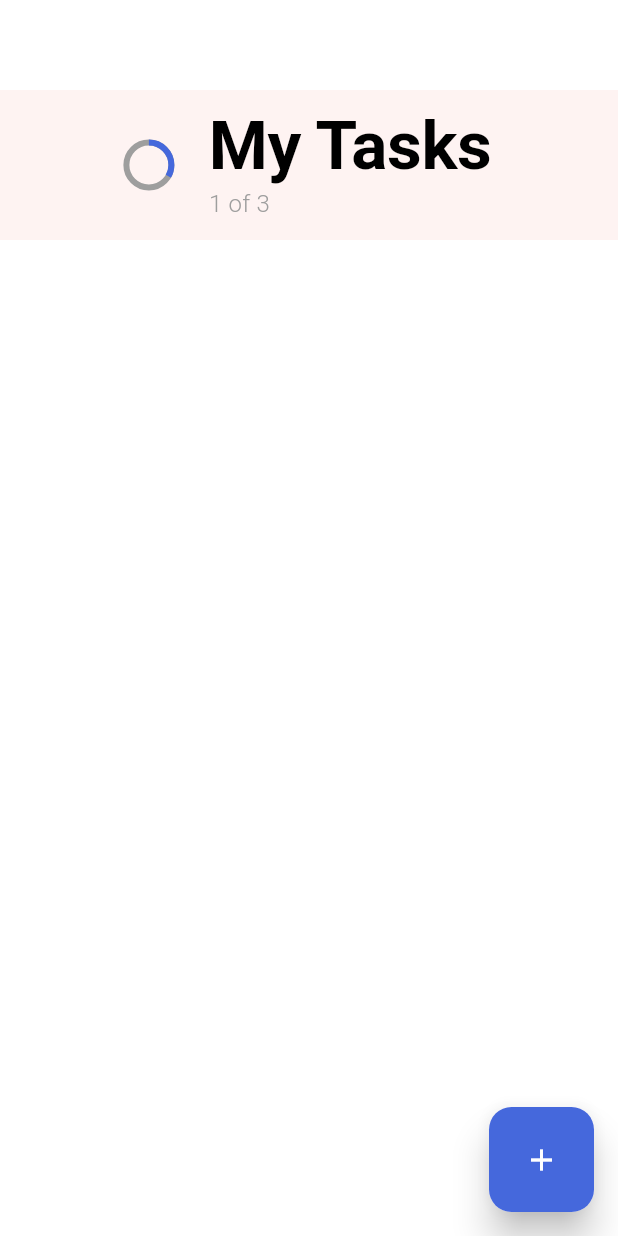
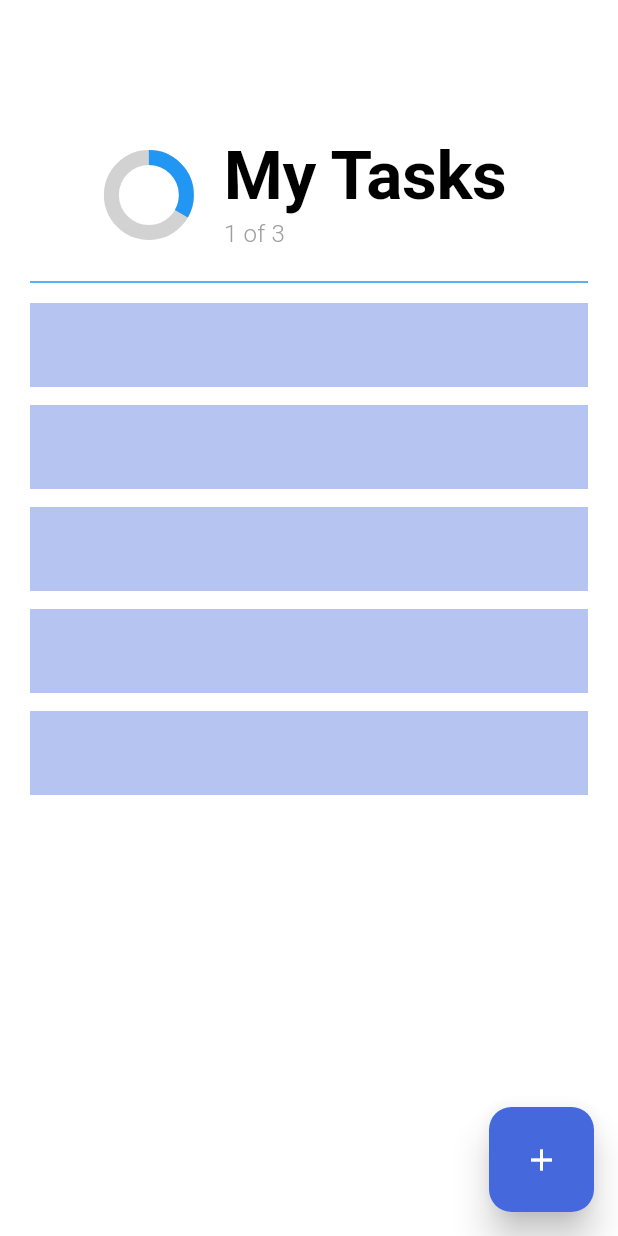
Before and after one commit to Maopos/Tasks-Flutter, a Flutter app: the screen it shows after launch, on a phone screen of 412 x 824 dp. Run offline on Flutter 3.47's test engine with Material 3 defaults, Android fonts, the phone set to English and light mode, and no system bars; missing offline and left inert: ftoast, panara_dialogs.

Commit message:
refactor(home): extract app bar widget and improve home view layout
- Extract HomeAppBar into a separate widget file for better code organization
- Add task list view with animated containers in home view
- Adjust floating action button placement
- Remove unused imports and clean up code structure

```diff
--- a/lib/views/home/home_view.dart
+++ b/lib/views/home/home_view.dart
@@ -1,8 +1,7 @@
 import 'package:flutter/material.dart';
-import 'package:tasks/extensions/space_ext.dart';
 import 'package:tasks/utils/app_colors.dart';
-import 'package:tasks/utils/app_strings.dart';
 import 'package:tasks/views/home/widget/add_task_button.dart';
+import 'package:tasks/views/home/widget/app_bar.dart';
 
 class HomeView extends StatefulWidget {
   const HomeView({super.key});
@@ -17,9 +16,9 @@ class _HomeViewState extends State<HomeView> {
     return Scaffold(
       backgroundColor: Colors.white,
 
+      body: HomeBody(),
+
       floatingActionButton: AddTaskButton(),
-
-      body: HomeBody(),
     );
   }
 }
@@ -38,48 +37,27 @@ class HomeBody extends StatelessWidget {
       child: Column(
         children: [
           HomeAppBar(textTheme: textTheme),
-        ],
-      ),
-    );
-  }
-}
-
-class HomeAppBar extends StatelessWidget {
-  const HomeAppBar({
-    super.key,
-    required this.textTheme,
-  });
-
-  final TextTheme textTheme;
-
-  @override
-  Widget build(BuildContext context) {
-    return Container(
-      margin: EdgeInsets.only(top: 60),
-      width: double.infinity,
-      height: 100,
-      color: const Color.fromARGB(16, 244, 67, 54),
-      child: Row(
-        mainAxisAlignment: MainAxisAlignment.center,
-        children: [
+          Padding(
+            padding: const EdgeInsets.symmetric(horizontal: 20.0),
+            child: Divider(color: Colors.blue),
+          ),
           SizedBox(
-            height: 30,
-            width: 30,
-            child: CircularProgressIndicator(
-              value: 1 / 3,
-              backgroundColor: Colors.grey,
-              valueColor: AlwaysStoppedAnimation(AppColors.primaryColor),
+            width: double.infinity,
+            height: 745,
+            child: ListView.builder(
+              itemCount: 5,
+              scrollDirection: Axis.vertical,
+              itemBuilder: (context, index) {
+                return AnimatedContainer(
+                  margin: EdgeInsets.symmetric(horizontal: 20, vertical: 6),
+                  decoration: BoxDecoration(
+                    color: AppColors.primaryColor.withAlpha(100),
+                  ),
+                  duration: const Duration(milliseconds: 600),
+                  child: ListTile(),
+                );
+              },
             ),
-          ),
-          25.w,
-          Column(
-            mainAxisAlignment: MainAxisAlignment.center,
-            crossAxisAlignment: CrossAxisAlignment.start,
-            children: [
-              Text(AppStrings.mainTitle, style: textTheme.displayLarge),
-              3.h,
-              Text("1 of 3", style: textTheme.titleMedium),
-            ],
           ),
         ],
       ),
--- /dev/null
+++ b/lib/views/home/widget/app_bar.dart
@@ -0,0 +1,43 @@
+import 'package:flutter/material.dart';
+import 'package:tasks/extensions/space_ext.dart';
+import 'package:tasks/utils/app_strings.dart';
+
+class HomeAppBar extends StatelessWidget {
+  const HomeAppBar({super.key, required this.textTheme});
+
+  final TextTheme textTheme;
+
+  @override
+  Widget build(BuildContext context) {
+    return Container(
+      margin: EdgeInsets.only(top: 80),
+      width: double.infinity,
+      height: 100,
+      child: Row(
+        mainAxisAlignment: MainAxisAlignment.center,
+        children: [
+          SizedBox(
+            height: 50,
+            width: 50,
+            child: CircularProgressIndicator(
+              value: 1 / 3,
+              backgroundColor: const Color.fromARGB(255, 210, 210, 210),
+              valueColor: AlwaysStoppedAnimation(Colors.blue),
+              strokeWidth: 10,
+            ),
+          ),
+          25.w,
+          Column(
+            mainAxisAlignment: MainAxisAlignment.center,
+            crossAxisAlignment: CrossAxisAlignment.start,
+            children: [
+              Text(AppStrings.mainTitle, style: textTheme.displayLarge),
+              3.h,
+              Text("1 of 3", style: textTheme.titleMedium),
+            ],
+          ),
+        ],
+      ),
+    );
+  }
+}
```
